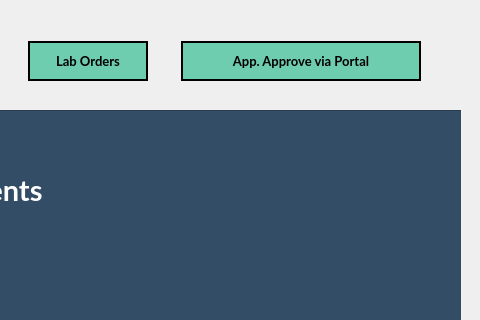
The window that frontend/ui/apptrequest.ui (mxrked/Medical-Office-Administration) describes before a commit, drawn with Qt 5; both pictures show x 780 to 1260 and y 0 to 320 of the 1260 by 800 pixel window.
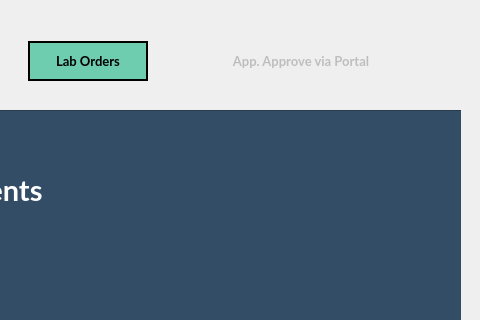
The same window after the commit. Icons and pictures are not drawn.

Commit message: Disabled main button to current window

What changed in the file:
```diff
--- a/frontend/ui/apptrequest.ui
+++ b/frontend/ui/apptrequest.ui
@@ -334,6 +334,9 @@
       </item>
       <item>
        <widget class="QPushButton" name="Nav_ApproveAppointmentsBtn">
+        <property name="enabled">
+         <bool>false</bool>
+        </property>
         <property name="minimumSize">
          <size>
           <width>240</width>
@@ -360,9 +363,9 @@
         <property name="styleSheet">
          <string notr="true">QPushButton {
 	border-image: none;
-	background-color: #6ECCAF;
-	color: black;
-	border: 2px solid black;
+	background-color: rgba(110, 204, 175, .2);
+	color: rgba(0, 0, 0, .2);
+	border: 2px solid rgba(0, 0, 0, .2);
 }
 
 QPushButton::hover {
```
Left out of the diff: 27 changed lines with no effect on the pictures. The commit also changes 2 other files.
